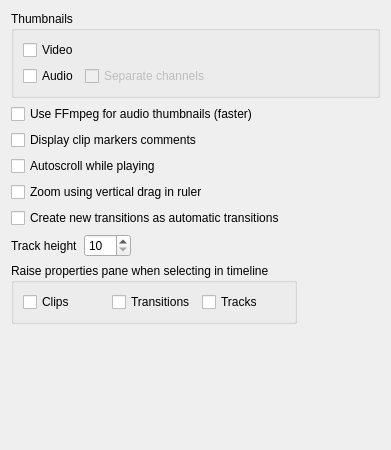
Before: the Qt Designer form src/ui/configtimeline_ui.ui in KDE/kdenlive, drawn with Qt 5.
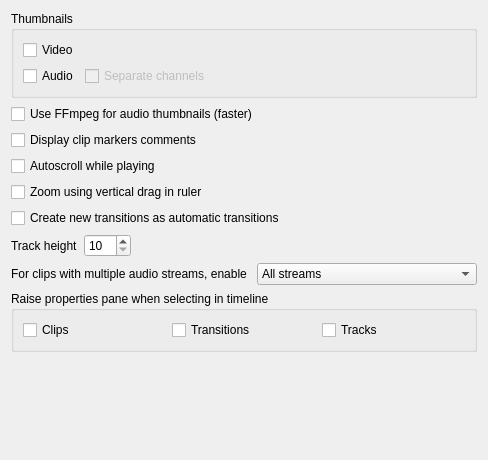
After: the same form once the commit is applied.

Commit message: Add config option to enable all (default), first or first 2 audio streams in multi stream clip. Related to #382

Diff of the .ui file:
```diff
--- a/src/ui/configtimeline_ui.ui
+++ b/src/ui/configtimeline_ui.ui
@@ -6,45 +6,11 @@
    <rect>
     <x>0</x>
     <y>0</y>
-    <width>391</width>
-    <height>450</height>
+    <width>488</width>
+    <height>460</height>
    </rect>
   </property>
   <layout class="QGridLayout" name="gridLayout">
-   <item row="3" column="0" colspan="2">
-    <widget class="QCheckBox" name="kcfg_autoscroll">
-     <property name="text">
-      <string>Autoscroll while playing</string>
-     </property>
-    </widget>
-   </item>
-   <item row="9" column="0">
-    <spacer name="verticalSpacer">
-     <property name="orientation">
-      <enum>Qt::Vertical</enum>
-     </property>
-     <property name="sizeHint" stdset="0">
-      <size>
-       <width>20</width>
-       <height>23</height>
-      </size>
-     </property>
-    </spacer>
-   </item>
-   <item row="4" column="0" colspan="3">
-    <widget class="QCheckBox" name="kcfg_verticalzoom">
-     <property name="text">
-      <string>Zoom using vertical drag in ruler</string>
-     </property>
-    </widget>
-   </item>
-   <item row="2" column="0" colspan="2">
-    <widget class="QCheckBox" name="kcfg_showmarkers">
-     <property name="text">
-      <string>Display clip markers comments</string>
-     </property>
-    </widget>
-   </item>
    <item row="1" column="0" colspan="4">
     <widget class="QCheckBox" name="kcfg_ffmpegaudiothumbnails">
      <property name="text">
@@ -89,7 +55,14 @@
      </item>
     </layout>
    </item>
-   <item row="7" column="0">
+   <item row="5" column="0" colspan="4">
+    <widget class="QCheckBox" name="kcfg_automatictransitions">
+     <property name="text">
+      <string>Create new transitions as automatic transitions</string>
+     </property>
+    </widget>
+   </item>
+   <item row="8" column="0" colspan="4">
     <widget class="QGroupBox" name="groupBox_2">
      <property name="title">
       <string>Raise properties pane when selecting in timeline</string>
@@ -119,13 +92,6 @@
      </layout>
     </widget>
    </item>
-   <item row="5" column="0">
-    <widget class="QCheckBox" name="kcfg_automatictransitions">
-     <property name="text">
-      <string>Create new transitions as automatic transitions</string>
-     </property>
-    </widget>
-   </item>
    <item row="0" column="0" colspan="4">
     <widget class="QGroupBox" name="groupBox">
      <property name="title">
@@ -176,6 +142,66 @@
      </layout>
     </widget>
    </item>
+   <item row="10" column="0">
+    <spacer name="verticalSpacer">
+     <property name="orientation">
+      <enum>Qt::Vertical</enum>
+     </property>
+     <property name="sizeHint" stdset="0">
+      <size>
+       <width>20</width>
+       <height>23</height>
+      </size>
+     </property>
+    </spacer>
+   </item>
+   <item row="4" column="0" colspan="3">
+    <widget class="QCheckBox" name="kcfg_verticalzoom">
+     <property name="text">
+      <string>Zoom using vertical drag in ruler</string>
+     </property>
+    </widget>
+   </item>
+   <item row="3" column="0" colspan="4">
+    <widget class="QCheckBox" name="kcfg_autoscroll">
+     <property name="text">
+      <string>Autoscroll while playing</string>
+     </property>
+    </widget>
+   </item>
+   <item row="2" column="0" colspan="2">
+    <widget class="QCheckBox" name="kcfg_showmarkers">
+     <property name="text">
+      <string>Display clip markers comments</string>
+     </property>
+    </widget>
+   </item>
+   <item row="7" column="0">
+    <widget class="QLabel" name="label_2">
+     <property name="text">
+      <string>For clips with multiple audio streams, enable </string>
+     </property>
+    </widget>
+   </item>
+   <item row="7" column="1" colspan="3">
+    <widget class="QComboBox" name="kcfg_multistream">
+     <item>
+      <property name="text">
+       <string>All streams</string>
+      </property>
+     </item>
+     <item>
+      <property name="text">
+       <string>First stream</string>
+      </property>
+     </item>
+     <item>
+      <property name="text">
+       <string>First 2 streams</string>
+      </property>
+     </item>
+    </widget>
+   </item>
   </layout>
  </widget>
  <tabstops>
```
The commit also changes 4 other files.
